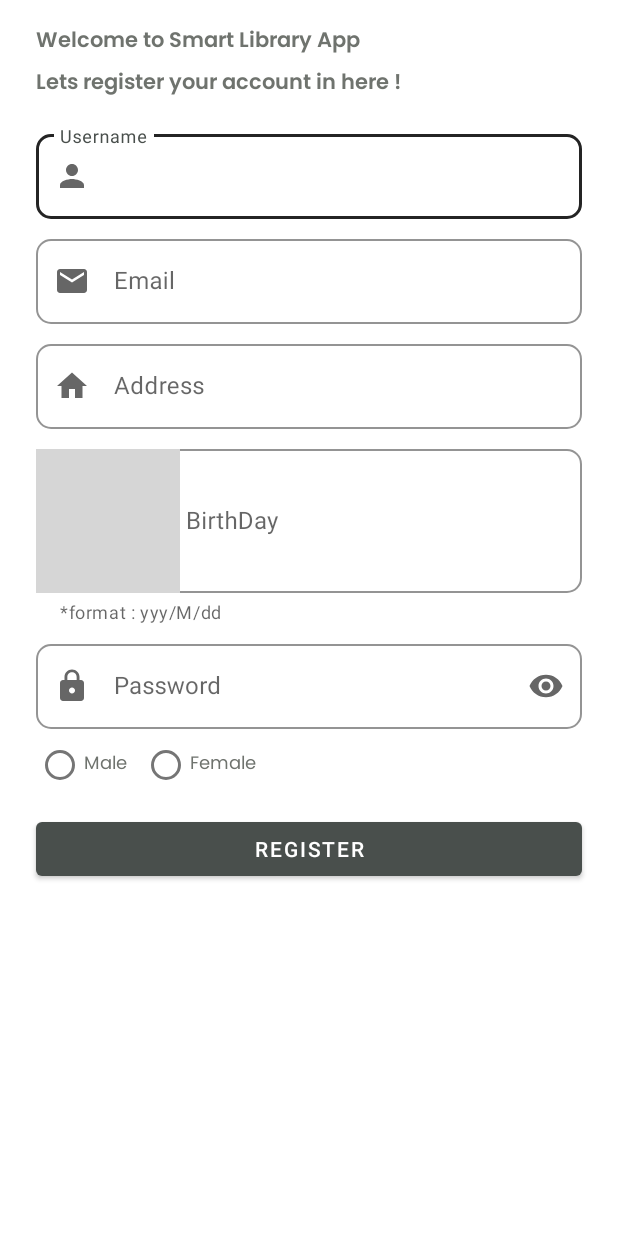
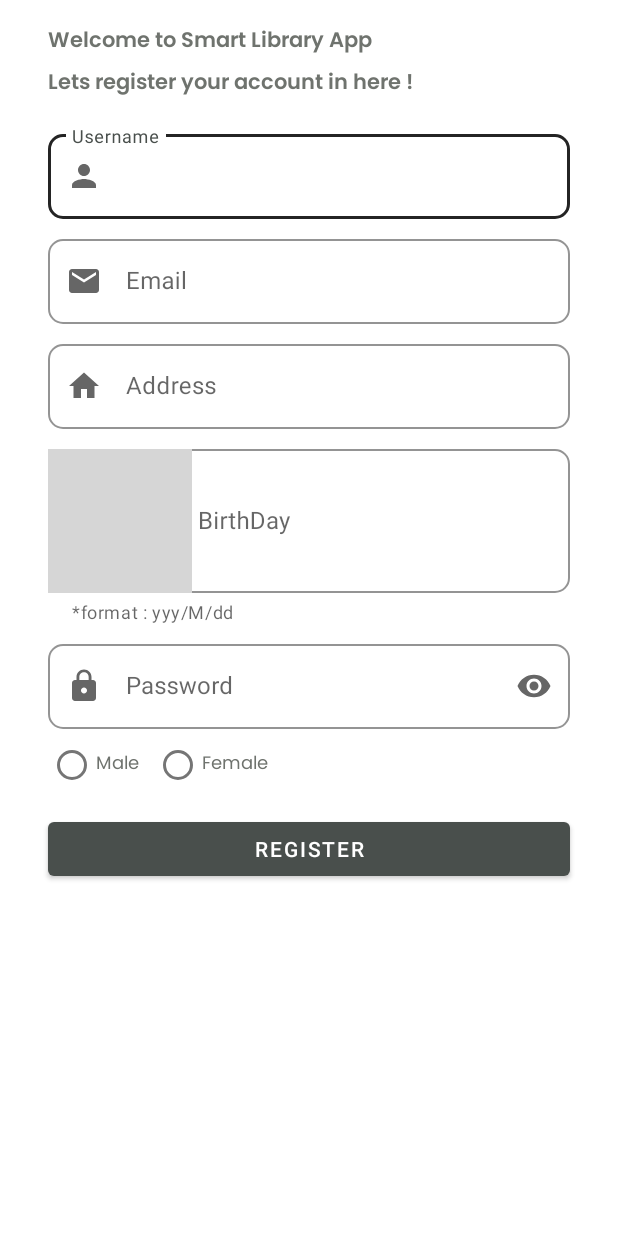
Before and after one commit to Turing-Team-B21-CAP0257/Lybre-Application, an Android app: the fragment RegisterFragment shown on its own in the app's theme, on a phone screen of 412 x 824 dp. Run offline under Robolectric (Android 15) with nearby library versions, the phone set to English and light mode, and no system bars; 1 statement that could not run was skipped; grey boxes are pictures that could not be loaded.

Commit message:
change marginStart and marginEnd to 16dp

```diff
--- a/app/src/main/res/layout/fragment_register.xml
+++ b/app/src/main/res/layout/fragment_register.xml
@@ -37,9 +37,9 @@
             style="@style/Widget.MaterialComponents.TextInputLayout.OutlinedBox"
             android:layout_width="match_parent"
             android:layout_height="wrap_content"
-            android:layout_marginStart="8dp"
+            android:layout_marginStart="16dp"
             android:layout_marginTop="16dp"
-            android:layout_marginEnd="8dp"
+            android:layout_marginEnd="16dp"
             android:hint="@string/username_title"
             app:boxCornerRadiusBottomEnd="10dp"
             app:boxCornerRadiusBottomStart="10dp"
@@ -62,9 +62,9 @@
             style="@style/Widget.MaterialComponents.TextInputLayout.OutlinedBox"
             android:layout_width="match_parent"
             android:layout_height="wrap_content"
-            android:layout_marginStart="8dp"
+            android:layout_marginStart="16dp"
             android:layout_marginTop="8dp"
-            android:layout_marginEnd="8dp"
+            android:layout_marginEnd="16dp"
             android:hint="@string/email_title"
             app:boxCornerRadiusBottomEnd="10dp"
             app:boxCornerRadiusBottomStart="10dp"
@@ -87,9 +87,9 @@
             style="@style/Widget.MaterialComponents.TextInputLayout.OutlinedBox"
             android:layout_width="match_parent"
             android:layout_height="wrap_content"
-            android:layout_marginStart="8dp"
+            android:layout_marginStart="16dp"
             android:layout_marginTop="8dp"
-            android:layout_marginEnd="8dp"
+            android:layout_marginEnd="16dp"
             android:hint="@string/address_title"
             app:boxCornerRadiusBottomEnd="10dp"
             app:boxCornerRadiusBottomStart="10dp"
@@ -112,9 +112,9 @@
             style="@style/Widget.MaterialComponents.TextInputLayout.OutlinedBox"
             android:layout_width="match_parent"
             android:layout_height="wrap_content"
-            android:layout_marginStart="8dp"
+            android:layout_marginStart="16dp"
             android:layout_marginTop="8dp"
-            android:layout_marginEnd="8dp"
+            android:layout_marginEnd="16dp"
             android:hint="@string/birthday_title"
             app:helperText="*format : yyy/M/dd"
             app:boxCornerRadiusBottomEnd="10dp"
@@ -139,9 +139,9 @@
             style="@style/Widget.MaterialComponents.TextInputLayout.OutlinedBox"
             android:layout_width="match_parent"
             android:layout_height="wrap_content"
-            android:layout_marginStart="8dp"
+            android:layout_marginStart="16dp"
             android:layout_marginTop="8dp"
-            android:layout_marginEnd="8dp"
+            android:layout_marginEnd="16dp"
             android:hint="@string/password_title"
             app:boxCornerRadiusBottomEnd="10dp"
             app:boxCornerRadiusBottomStart="10dp"
@@ -165,7 +165,7 @@
             android:id="@+id/rg_sex"
             android:layout_width="0dp"
             android:layout_height="wrap_content"
-            android:layout_marginStart="8dp"
+            android:layout_marginStart="16dp"
             android:orientation="horizontal"
             app:layout_constraintEnd_toEndOf="parent"
             app:layout_constraintStart_toStartOf="parent"
@@ -190,9 +190,9 @@
         <com.google.android.material.button.MaterialButton
             android:layout_width="match_parent"
             android:layout_height="wrap_content"
-            android:layout_marginStart="8dp"
+            android:layout_marginStart="16dp"
             android:layout_marginTop="8dp"
-            android:layout_marginEnd="8dp"
+            android:layout_marginEnd="16dp"
             android:text="@string/register_title"
             app:layout_constraintEnd_toEndOf="parent"
             app:layout_constraintStart_toStartOf="parent"
--- a/app/src/main/res/values/themes.xml
+++ b/app/src/main/res/values/themes.xml
@@ -15,8 +15,8 @@
     </style>
 
     <style name="margin_auth" parent="Theme.SmartLibraryApp">
-        <item name="android:layout_marginStart">8dp</item>
-        <item name="android:layout_marginEnd">8dp</item>
+        <item name="android:layout_marginStart">16dp</item>
+        <item name="android:layout_marginEnd">16dp</item>
     </style>
 
     <style name="title_head2_text" parent="margin_auth">
```
Also changed, not shown: app/src/main/res/layout/fragment_login.xml (+7 -8 lines).
